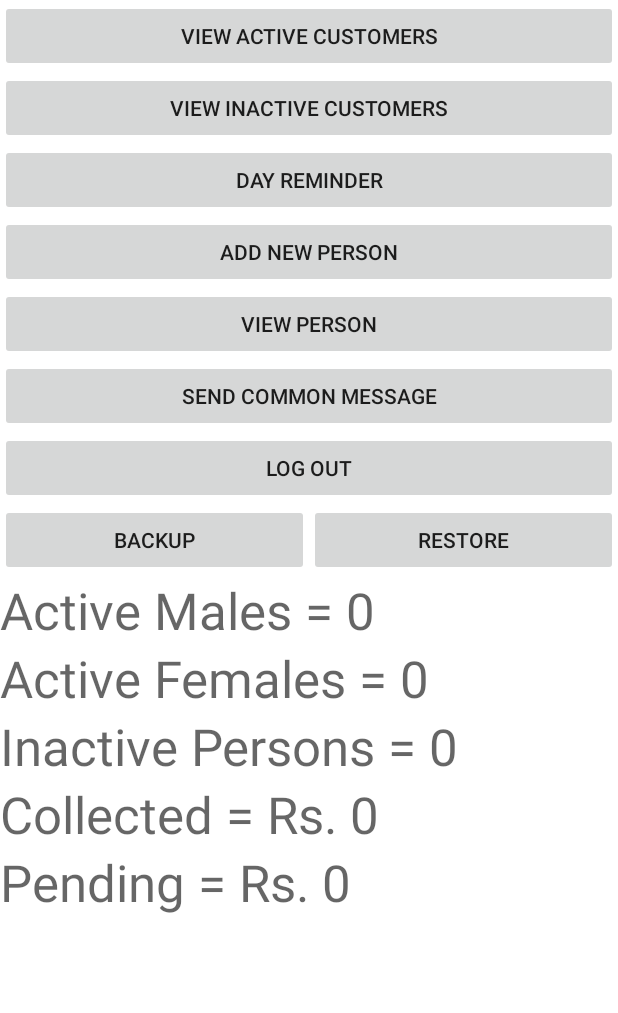
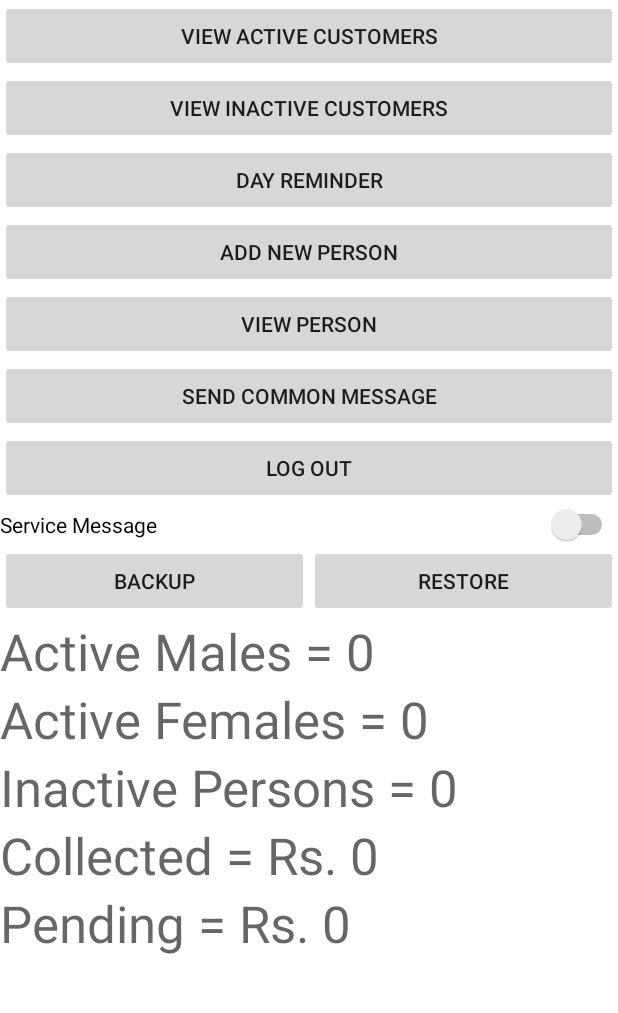
Before and after one commit to ETS-Android1/Gym-Management-App, an Android app: the Functionality screen opened directly, with no data from a screen before it, on a phone screen of 412 x 824 dp, the part 84-1097 px from its top. Run offline under Robolectric (Android 15) with nearby library versions, the phone set to English and light mode, and no system bars; libraries missing offline, so code that uses them is left out: in.galaxyofandroid.spinerdialog; 2 statements that could not run were skipped.

Commit message:
Message Service Added

```diff
--- a/app/src/main/AndroidManifest.xml
+++ b/app/src/main/AndroidManifest.xml
@@ -7,6 +7,7 @@
     <uses-permission android:name="android.permission.SEND_SMS" />
     <uses-permission android:name="android.permission.RECEIVE_SMS" />
     <uses-permission android:name="android.permission.CAMERA" />
+    <uses-permission android:name="android.permission.INTERNET"/>
     <uses-permission android:name="android.permission.WRITE_EXTERNAL_STORAGE" />
     <uses-permission android:name="android.permission.READ_PHONE_STATE" />
 
--- a/app/src/main/java/com/aina/dummydatabase/Functionality.java
+++ b/app/src/main/java/com/aina/dummydatabase/Functionality.java
@@ -14,6 +14,8 @@ import android.support.v7.app.AppCompatActivity;
 import android.os.Bundle;
 import android.util.Log;
 import android.view.View;
+import android.widget.CompoundButton;
+import android.widget.Switch;
 import android.widget.TextView;
 import android.widget.Toast;
 
@@ -39,6 +41,7 @@ public class Functionality extends AppCompatActivity {
 
     TextView activeMale, activeFemale, total_inactive, feecollected, feepending;
     private static final int PERMISSION_REQUEST_CODE = 1;
+    Switch serviceSwitch;
 
 
     @Override
@@ -61,6 +64,9 @@ public class Functionality extends AppCompatActivity {
         total_inactive = (TextView)findViewById(R.id.inactiveView);
         feecollected = (TextView)findViewById(R.id.collectedView);
         feepending = (TextView)findViewById(R.id.pendingView);
+        serviceSwitch = (Switch) findViewById(R.id.serviceMessage);
+
+
 
         if (Build.VERSION.SDK_INT >= 23)
         {
@@ -74,6 +80,15 @@ public class Functionality extends AppCompatActivity {
                 requestPermission(); // Code for permission
             }
         }
+
+        serviceSwitch.setChecked(sharedpreferences.getBoolean("serviceMessage",false));
+
+        serviceSwitch.setOnCheckedChangeListener(new CompoundButton.OnCheckedChangeListener() {
+            public void onCheckedChanged(CompoundButton buttonView, boolean isChecked) {
+                SharedPreferences.Editor mEditor2 = sharedpreferences.edit();
+                mEditor2.putBoolean("serviceMessage", isChecked).commit();
+            }
+        });
 
         prepareSpinner();
         fillDetails();
--- a/app/src/main/res/layout/activity_functionality.xml
+++ b/app/src/main/res/layout/activity_functionality.xml
@@ -69,6 +69,12 @@
             android:onClick="logoutClick"
             android:text="Log Out" />
 
+        <Switch
+            android:id="@+id/serviceMessage"
+            android:layout_width="match_parent"
+            android:layout_height="wrap_content"
+            android:text="Service Message" />
+
         <LinearLayout
             android:layout_width="match_parent"
             android:layout_height="wrap_content"
```
Also changed, not shown: app/src/main/java/com/aina/dummydatabase/AddPerson.java (+11 -1 lines), app/src/main/java/com/aina/dummydatabase/Detail.java (+20 -3 lines), app/src/main/java/com/aina/dummydatabase/SendCommonMessage.java (+19 -2 lines), app/src/main/java/com/aina/dummydatabase/SendMessage.java (added, +42 -0 lines), 4 other files.
